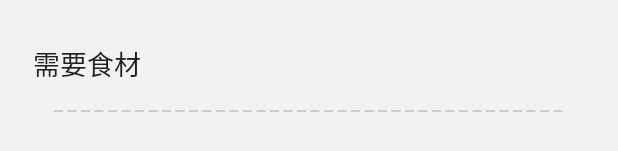
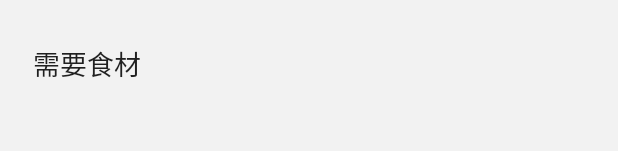
Before and after one commit to tendermornig/RedFireCookBook, an Android app: the layout activity_recipe.xml on its own in the app's theme, with its tools: preview values and no code run, on a phone screen of 412 x 824 dp. Shown: the part 640-791 px from the top of the screen. Run offline under Robolectric (Android 15) with nearby library versions, the light colour scheme and no system bars.

Commit message:
为了使界面看起来简洁一点。更改布局，将菜品配方页面的菜品信息和需要食材布局分出去建了新xml文件重新导入进来。

```diff
--- a/app/src/main/res/drawable/list_item_dash.xml
+++ b/app/src/main/res/drawable/list_item_dash.xml
@@ -8,4 +8,6 @@
         android:color="@color/grey_400_alpha_100"
         android:dashGap="3dp"
         android:dashWidth="6dp"/>
+    <!-- 虚线的高度 -->
+    <size android:height="5dp"/>
 </shape>
--- a/app/src/main/res/layout/activity_recipe.xml
+++ b/app/src/main/res/layout/activity_recipe.xml
@@ -67,54 +67,9 @@
             android:layout_width="match_parent"
             android:layout_height="match_parent">
 
-            <TextView
-                android:layout_width="match_parent"
-                android:layout_height="wrap_content"
-                android:id="@+id/recipeInfo"
-                android:textSize="18sp"
-                android:text="@string/recipe_info_text"
-                android:textColor="?android:attr/textColorPrimary"
-                android:layout_marginStart="18sp"
-                android:paddingStart="4dp"
-                android:paddingEnd="4dp"/>
+            <include layout="@layout/recipe_info"/>
 
-            <LinearLayout
-                android:layout_width="match_parent"
-                android:layout_height="match_parent"
-                android:orientation="vertical"
-                android:layout_marginTop="8dp"
-                android:layout_marginStart="42dp"
-                android:id="@+id/infoLayout"/>
-
-            <TextView
-                android:layout_width="match_parent"
-                android:layout_height="wrap_content"
-                android:id="@+id/foodIngredients"
-                android:textSize="18sp"
-                android:text="@string/food_ingredients"
-                android:textColor="?android:attr/textColorPrimary"
-                android:layout_marginStart="18sp"
-                android:layout_marginTop="20dp"
-                android:paddingStart="4dp"
-                android:paddingEnd="4dp"/>
-
-            <com.hnqcgc.redfirecookbook.ui.recipe.FoodIngredientsListView
-                android:layout_width="match_parent"
-                android:layout_height="wrap_content"
-                android:layout_marginTop="16dp"
-                android:layout_marginStart="35dp"
-                android:layout_marginEnd="35dp"
-                android:divider="@drawable/list_item_dash"
-                android:dividerHeight="5dp"
-                android:listSelector="@android:color/transparent"
-                android:id="@+id/foodIngredientsListView"/>
-
-            <View
-                android:layout_width="match_parent"
-                android:layout_height="4dp"
-                android:layout_marginStart="35dp"
-                android:layout_marginEnd="35dp"
-                android:background="@drawable/list_item_dash"/>
+            <include layout="@layout/food_ingredients"/>
 
         </LinearLayout>
 
--- /dev/null
+++ b/app/src/main/res/layout/food_ingredients.xml
@@ -0,0 +1,31 @@
+<?xml version="1.0" encoding="utf-8"?>
+<LinearLayout
+    xmlns:android="http://schemas.android.com/apk/res/android"
+    android:orientation="vertical"
+    android:layout_width="match_parent"
+    android:layout_height="wrap_content">
+
+    <TextView
+        android:layout_width="match_parent"
+        android:layout_height="wrap_content"
+        android:id="@+id/foodIngredients"
+        android:textSize="18sp"
+        android:text="@string/food_ingredients_text"
+        android:textColor="?android:attr/textColorPrimary"
+        android:layout_marginStart="18sp"
+        android:layout_marginTop="20dp"
+        android:paddingStart="4dp"
+        android:paddingEnd="4dp"/>
+
+    <com.hnqcgc.redfirecookbook.ui.recipe.FoodIngredientsListView
+        android:layout_width="match_parent"
+        android:layout_height="wrap_content"
+        android:layout_marginTop="16dp"
+        android:layout_marginStart="35dp"
+        android:layout_marginEnd="35dp"
+        android:divider="@drawable/list_item_dash"
+        android:dividerHeight="5dp"
+        android:listSelector="@android:color/transparent"
+        android:id="@+id/foodIngredientsListView"/>
+
+</LinearLayout>
--- /dev/null
+++ b/app/src/main/res/layout/recipe_info.xml
@@ -0,0 +1,26 @@
+<?xml version="1.0" encoding="utf-8"?>
+<LinearLayout xmlns:android="http://schemas.android.com/apk/res/android"
+    android:orientation="vertical"
+    android:layout_width="match_parent"
+    android:layout_height="wrap_content">
+
+    <TextView
+        android:layout_width="match_parent"
+        android:layout_height="wrap_content"
+        android:id="@+id/recipeInfo"
+        android:textSize="18sp"
+        android:text="@string/recipe_info_text"
+        android:textColor="?android:attr/textColorPrimary"
+        android:layout_marginStart="18sp"
+        android:paddingStart="4dp"
+        android:paddingEnd="4dp"/>
+
+    <LinearLayout
+        android:layout_width="match_parent"
+        android:layout_height="match_parent"
+        android:orientation="vertical"
+        android:layout_marginTop="8dp"
+        android:layout_marginStart="42dp"
+        android:id="@+id/infoLayout"/>
+
+</LinearLayout>
--- a/app/src/main/res/values/strings.xml
+++ b/app/src/main/res/values/strings.xml
@@ -2,5 +2,5 @@
     <string name="app_name">红火菜谱</string>
     <string name="app_home">菜谱大全</string>
     <string name="recipe_info_text">菜品信息</string>
-    <string name="food_ingredients">需要食材</string>
+    <string name="food_ingredients_text">需要食材</string>
 </resources>
```
